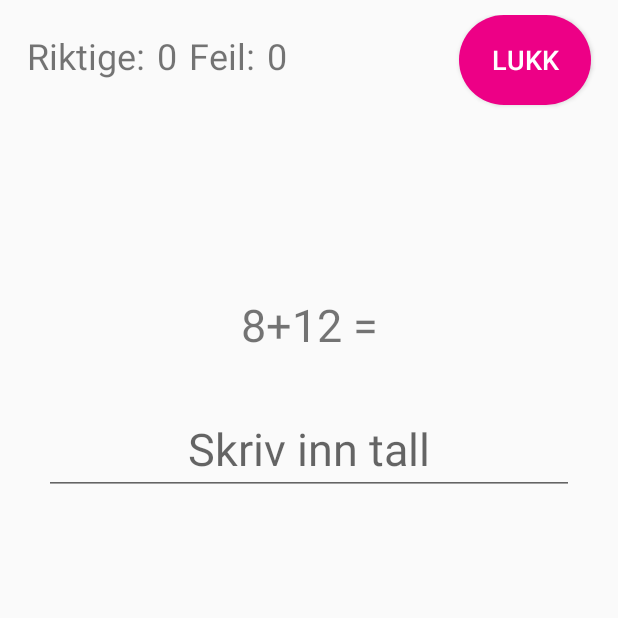
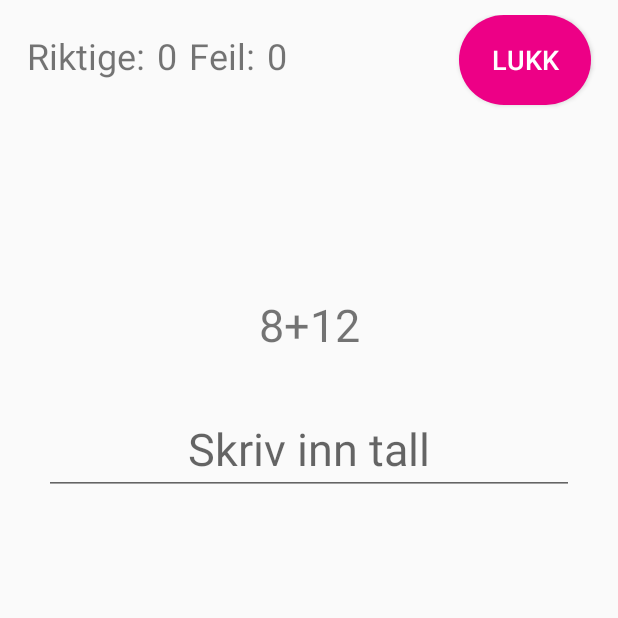
Before and after one commit to TobiasStrom/MatteApp, an Android app: the GameActivity screen opened directly, with no data from a screen before it, on a phone screen of 412 x 824 dp, the top half of it. Run offline under Robolectric (Android 15) with nearby library versions, the phone set to English and light mode, and no system bars; Roboto replaces fonts that are not available here.

Commit message:
statestikk, oppdatering av språket, oppbevaring av modalen
statesikk blir lagret til sharedpreferances, språket blir oppdatert inn i preferences og modalen som vises på slutten av spillet kan ikke klikkes bort og den obevares selvom mobilen roteres.

```diff
--- a/app/src/main/java/com/tobiasstrom/s331392mappe1comtobiasstrom/GameActivity.java
+++ b/app/src/main/java/com/tobiasstrom/s331392mappe1comtobiasstrom/GameActivity.java
@@ -3,11 +3,10 @@ package com.tobiasstrom.s331392mappe1comtobiasstrom;
 
 import android.app.Dialog;
 import android.app.DialogFragment;
-import android.content.Context;
-import android.content.Intent;
 import android.content.SharedPreferences;
 import android.content.res.Configuration;
 import android.content.res.Resources;
+import android.os.Build;
 import android.os.Bundle;
 import android.preference.PreferenceManager;
 import android.util.DisplayMetrics;
@@ -16,7 +15,7 @@ import android.view.View;
 import android.widget.Button;
 import android.widget.EditText;
 import android.widget.TextView;
-import android.widget.Toast;
+
 import java.util.Locale;
 
 import androidx.appcompat.app.AppCompatActivity;
@@ -31,7 +30,7 @@ public class GameActivity extends AppCompatActivity implements MyDialog.DialogCl
     private String[] questions;
     private String[] answers;
     private ArrayList<Integer> selectedQuestions = new ArrayList();
-    private int numberOfQuestions = 10; //default verdi dersom den fantes ikke i preferanser (just in case)
+    private int numberOfQuestions = 5; //default verdi dersom den finnes ikke i sharedPreferences
     private int whichQuestion = 0;
     TextView txt_game_question;
     TextView txt_right_awser;
@@ -39,11 +38,14 @@ public class GameActivity extends AppCompatActivity implements MyDialog.DialogCl
     private int questionNumber = 0;
     private int rightAwser = 0;
     private int wrongAwser = 0;
+    private int totalRightAnswer = 0;
+    private int totalWrongAnswer = 0;
     Dialog myDialog;
     Button btnClose;
     TextView txt_result_of, txt_result;
     ArrayList<Statistics> statistics = new ArrayList<>();
-
+    SharedPreferences sharedPreferences;
+    View view;
 
     private static final String STATE_NUMBEROFQUESTION = "NumberOfQuestion";
     private static final String STATE_WHICHQUESTION = "WhitsQuestion";
@@ -52,28 +54,52 @@ public class GameActivity extends AppCompatActivity implements MyDialog.DialogCl
     private static final String STATE_RIGHTAWSER = "RightAwser";
     private static final String STATE_WRONGAWSER = "WrongAwser";
 
+    //metoden som prøver å hente antall spørsmål fra sharedPreferences, gjør ingenting dersom den feiler
     private void setAmountOfQuestions(String preferance) {
         try {
             numberOfQuestions = Integer.parseInt(preferance);
         } catch (Exception e) {
             //gjør ingenting dersom default verdi er deklarert
         }
-
     }
 
-    public void settland(String landskode) {
+    //metoden som prøver å hente verdier fra sharedPreferences, setter verdi til 0 dersom den feiler
+    private int getStats(SharedPreferences sharedPreferences, String key) {
+        int value;
+        try {
+            value = sharedPreferences.getInt(key, 0);
+        } catch (Exception e) {
+            value = 0;
+        }
+        return value;
+    }
+
+    @Override
+    public void onBackPressed() {
+        DialogFragment dialog = new MyDialog();
+        dialog.show(getFragmentManager(),"Avslutt");
+    }
+
+
+    public void setLang(String prefix) {
         Resources res = getResources();
         DisplayMetrics dm = res.getDisplayMetrics();
         Configuration cf = res.getConfiguration();
-        cf.setLocale(new Locale(landskode));
+        //setLocale krever api lvl 17 (current definert api lvl er 15) Dette er en av forslagene til AndroidStudio
+        if (Build.VERSION.SDK_INT >= Build.VERSION_CODES.JELLY_BEAN_MR1) {
+            cf.setLocale(new Locale(prefix));
+        }
         res.updateConfiguration(cf,dm);
     }
 
     @Override
     protected void onCreate(Bundle savedInstanceState) {
-        SharedPreferences sharedPreferences = PreferenceManager.getDefaultSharedPreferences(this);
-        settland(sharedPreferences.getString("languagePref",""));
+        sharedPreferences = PreferenceManager.getDefaultSharedPreferences(this);
+        setLang(sharedPreferences.getString("languagePref",""));
         setAmountOfQuestions(sharedPreferences.getString("questionPref",""));
+
+        totalRightAnswer = getStats(sharedPreferences,"stats_right");
+        totalWrongAnswer = getStats(sharedPreferences, "stats_wrong");
 
         super.onCreate(savedInstanceState);
         setContentView(R.layout.activity_game);
@@ -120,12 +146,17 @@ public class GameActivity extends AppCompatActivity implements MyDialog.DialogCl
         questions = getResources().getStringArray(R.array.questions);
         answers = getResources().getStringArray(R.array.answers);
 
-        txt_game_question.setText(questions[questionNumber]+ " =");
-        txt_right_awser.setText(rightAwser+"");
-        txt_wrong_awser.setText(wrongAwser+"");
+        //printer verdier til brukeren
+        txt_game_question.setText(String.valueOf(questions[questionNumber]));
+        txt_right_awser.setText(String.valueOf(rightAwser));
+        txt_wrong_awser.setText(String.valueOf(wrongAwser));
+
+
 
         nextQuestion();
+
         myDialog = new Dialog(this);
+        myDialog.setCancelable(false);
     }
 
     public void btnExitGame(View view) {
@@ -142,9 +173,10 @@ public class GameActivity extends AppCompatActivity implements MyDialog.DialogCl
     public void onYesClick() {
         finish();
     }
+
     @Override
     public void onNoClick() {
-        return;
+        //return;
     }
 
     public void btnCheck(View view){
@@ -157,12 +189,12 @@ public class GameActivity extends AppCompatActivity implements MyDialog.DialogCl
 
             if (answers[questionNumber].equals(youAnswerd)){
                 rightAwser++;
-                txt_right_awser.setText(rightAwser+"");
+                txt_right_awser.setText(String.valueOf(rightAwser));
                 newNumber.setText("");
             }
             else {
                 wrongAwser++;
-                txt_wrong_awser.setText(wrongAwser+"");
+                txt_wrong_awser.setText(String.valueOf(wrongAwser));
                 newNumber.setText("");
             }
             youAnswerd = "";
@@ -171,11 +203,11 @@ public class GameActivity extends AppCompatActivity implements MyDialog.DialogCl
         else{
             if (answers[questionNumber].equals(newNumber.getText().toString())){
                 rightAwser++;
-                txt_right_awser.setText(rightAwser+"");
+                txt_right_awser.setText(String.valueOf(rightAwser));
             }
             else {
                 wrongAwser++;
-                txt_wrong_awser.setText(wrongAwser+"");
+                txt_wrong_awser.setText(String.valueOf(wrongAwser));
             }
             //txt_game_question.setText("Du er ferdig");
             //Context context = getApplicationContext();
@@ -183,6 +215,16 @@ public class GameActivity extends AppCompatActivity implements MyDialog.DialogCl
             //int duration = Toast.LENGTH_SHORT;
 
             showPopup(view);
+
+            //oppdatere session statistikk
+            totalRightAnswer += rightAwser;
+            totalWrongAnswer += wrongAwser;
+
+            //lagre session statistikk til sharedPreferences
+            sharedPreferences.edit().putInt("stats_right", totalRightAnswer).apply();
+            sharedPreferences.edit().putInt("stats_wrong", totalWrongAnswer).apply();
+
+
             Statistics anser = new Statistics(rightAwser,numberOfQuestions);
             Statistics statistics1 = new Statistics(2,6);
             statistics.add(statistics1);
@@ -201,7 +243,7 @@ public class GameActivity extends AppCompatActivity implements MyDialog.DialogCl
             if (!selectedQuestions.contains(number)) {
                 selectedQuestions.add(number);
                 questionNumber = number;
-                txt_game_question.setText(questions[questionNumber] + " =");
+                txt_game_question.setText(String.valueOf(questions[questionNumber]));
                 whichQuestion++;
                 approved = true;
             }
@@ -229,9 +271,15 @@ public class GameActivity extends AppCompatActivity implements MyDialog.DialogCl
         questionNumber = savedInstanceState.getInt(STATE_QUESTIONNUMBER);
         rightAwser = savedInstanceState.getInt(STATE_RIGHTAWSER);
         wrongAwser = savedInstanceState.getInt(STATE_WRONGAWSER);
-        txt_game_question.setText(questions[questionNumber]+" =");
-        txt_right_awser.setText(rightAwser+"");
-        txt_wrong_awser.setText(wrongAwser+"");
+        txt_game_question.setText(String.valueOf(questions[questionNumber]));
+        txt_right_awser.setText(String.valueOf(rightAwser));
+        txt_wrong_awser.setText(String.valueOf(wrongAwser));
+
+        //for opp modalen dersom mobilen har blitt rotert
+        //dette skjer kun dersom spillet er ferdig
+        if (whichQuestion == numberOfQuestions) {
+            showPopup(view);
+        }
 
     }
     public void showPopup(View v){
--- a/app/src/main/res/layout-land/activity_statistics.xml
+++ b/app/src/main/res/layout-land/activity_statistics.xml
@@ -70,7 +70,9 @@
             android:background="@xml/rounded_button_magenta"
             android:text="@string/btn_stats_reset"
             android:textColor="@android:color/white"
-            android:textSize="18sp" />
+            android:textSize="18sp"
+            android:onClick="resetStats"
+            />
 
         <Button
             android:id="@+id/btnCloseStat"
--- a/app/src/main/res/layout/activity_statistics.xml
+++ b/app/src/main/res/layout/activity_statistics.xml
@@ -75,6 +75,7 @@
         android:text="@string/btn_stats_reset"
         android:textColor="@android:color/white"
         android:textSize="18sp"
+        android:onClick="resetStats"
         app:layout_constraintBottom_toTopOf="@+id/button5"
         app:layout_constraintEnd_toEndOf="parent"
         app:layout_constraintHorizontal_bias="0.48"
--- a/app/src/main/res/values/arrays.xml
+++ b/app/src/main/res/values/arrays.xml
@@ -119,7 +119,7 @@
         <item>@string/german</item>
     </string-array>
     <string-array name="chooseLanguageListValues">
-        <item>no</item>
+        <item></item>
         <item>de</item>
     </string-array>
 </resources>
--- a/app/src/main/res/xml/preferences.xml
+++ b/app/src/main/res/xml/preferences.xml
@@ -4,7 +4,7 @@
     android:title="@string/preferences">
     <PreferenceCategory android:title="@string/question_amount_setting_group">
         <ListPreference
-            android:defaultValue="false"
+            android:defaultValue="5"
             android:entries="@array/questionAmount"
             android:entryValues="@array/questionAmountListValues"
             android:key="questionPref"
@@ -13,7 +13,7 @@
 
     <PreferenceCategory android:title="@string/language_setting_group">
         <ListPreference
-            android:defaultValue="false"
+            android:defaultValue=""
             android:entries="@array/chooseLanguage"
             android:entryValues="@array/chooseLanguageListValues"
             android:key="languagePref"
```
Also changed, not shown: app/src/main/java/com/tobiasstrom/s331392mappe1comtobiasstrom/MainActivity.java (+11 -9 lines), app/src/main/java/com/tobiasstrom/s331392mappe1comtobiasstrom/SetPreferencesActivity.java (+23 -11 lines), app/src/main/java/com/tobiasstrom/s331392mappe1comtobiasstrom/StatisticsActivity.java (+43 -4 lines).
